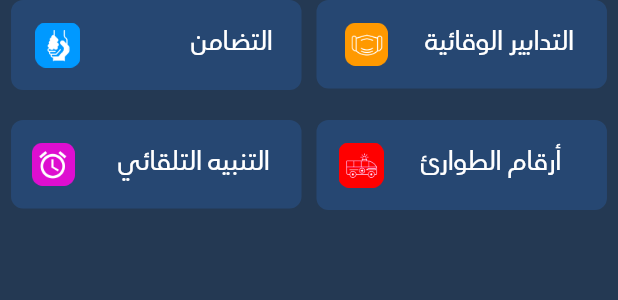
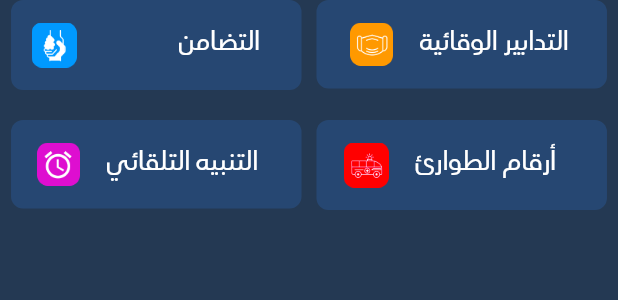
Before and after one commit to BrahimAkar/Covid19, a Flutter app: the MiddleCard widget shown alone on an empty page, opened directly, on a phone screen of 412 x 824 dp. Shown: the top 300 px of the screen. Run offline on Flutter 3.47's test engine with Material 2 defaults, Android fonts, the phone set to English and light mode, and no system bars; our stand-ins replace flutter_local_notifications, google_maps_flutter, lottie, rxdart, shared_preferences, sqflite and 1 more; missing offline and left inert: background_fetch; accounts and stored records are empty; project files that could hold a hidden picture were left out.

```diff
--- a/lib/screens/animation.dart
+++ b/lib/screens/animation.dart
@@ -56,9 +56,8 @@ class _MyAnimationState extends State<MyAnimation> {
                         elevation: 0,
                         color: Colors.redAccent,
                         padding: EdgeInsets.all(15),
-                        onPressed: () => {
-                          Navigator.pushNamed(context, '/homescreen'),
-                        },
+                        onPressed: () =>
+                            Navigator.pushNamed(context, '/homescreen'),
                         child: Text(
                           'متابعة',
                           style: TextStyle(
--- a/lib/widgets/middleCard.dart
+++ b/lib/widgets/middleCard.dart
@@ -32,12 +32,15 @@ class MiddleCard extends StatelessWidget {
                             width: 41,
                           ),
                           Center(
-                            child: Text(
-                              'التضامن',
-                              style: TextStyle(
-                                  color: Colors.white,
-                                  fontSize: 17,
-                                  fontFamily: 'Questv'),
+                            child: Padding(
+                              padding: EdgeInsets.only(right: 11),
+                              child: Text(
+                                ' التضامن',
+                                style: TextStyle(
+                                    color: Colors.white,
+                                    fontSize: 17,
+                                    fontFamily: 'Questv'),
+                              ),
                             ),
                           )
                         ],
@@ -70,7 +73,7 @@ class MiddleCard extends StatelessWidget {
               direction: Axis.horizontal, // main axis (rows or columns)
               children: <Widget>[
                 RaisedButtonHome(
-                    ' التنبيه التلقائي ', 'tanbih', '/notification'),
+                    'التنبيه التلقائي  ', 'tanbih', '/notification'),
                 RaisedButtonHome('أرقام الطوارئ   ', 'tawari', '/sos'),
               ],
             ),
--- a/lib/widgets/raisedButton.dart
+++ b/lib/widgets/raisedButton.dart
@@ -24,7 +24,7 @@ class RaisedButtonHome extends StatelessWidget {
             children: <Widget>[
               Image.asset('assets/images/$img.png', scale: 4),
               SizedBox(
-                width: 25,
+                width: 18,
               ),
               Center(
                 child: Text(
```
Also changed, not shown: lib/screens/home_screen.dart (+2 -19 lines).
